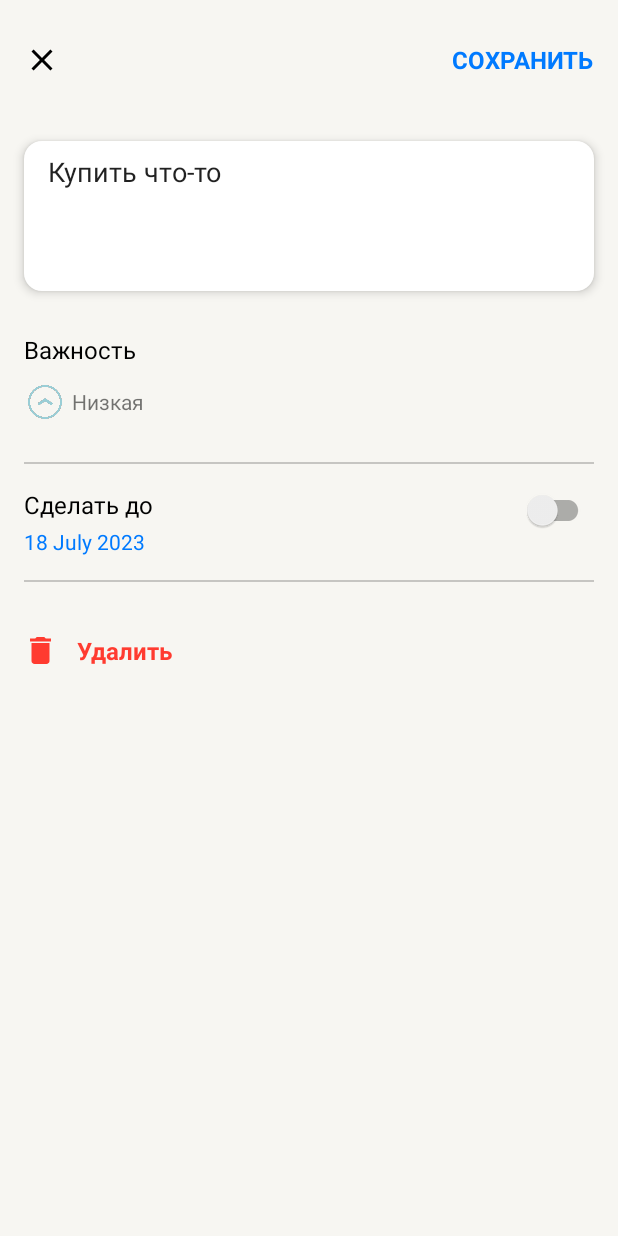
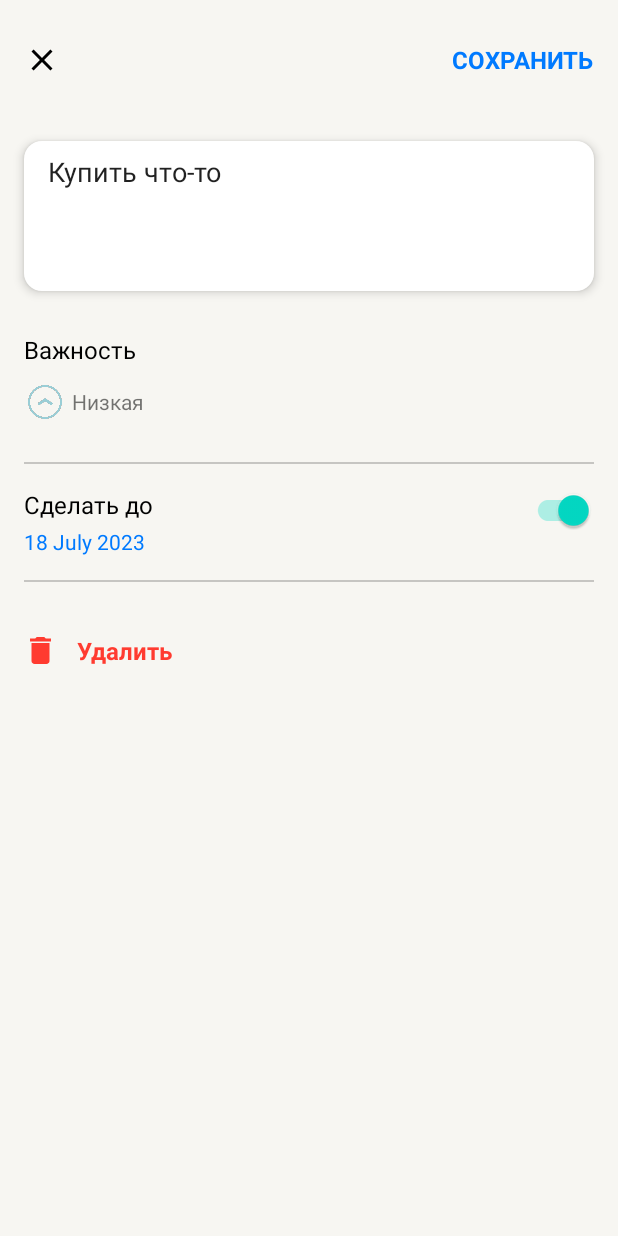
Before and after one commit to Mobile-Developement-School-23/android-todo-app-way-to-mars, an Android app: the screen it shows after launch (MainActivity), after a tap on "Информация, правка", on a phone screen of 412 x 824 dp. Run offline under Robolectric (Android 15) with nearby library versions, the light colour scheme and no system bars; Roboto replaces fonts that are not available here; 2 other taps on this screen came first.

Commit message:
Day 9 UI improvements

```diff
--- a/app/src/main/java/com/way2mars/kotlin/todoapp/screens/ScrollingFragment.kt
+++ b/app/src/main/java/com/way2mars/kotlin/todoapp/screens/ScrollingFragment.kt
@@ -11,13 +11,10 @@ import androidx.lifecycle.Observer
 import androidx.recyclerview.widget.LinearLayoutManager
 import com.google.android.material.snackbar.Snackbar
 import com.way2mars.kotlin.todoapp.R
-import com.way2mars.kotlin.todoapp.TodoApplication
 import com.way2mars.kotlin.todoapp.adapter.TodoItemActionListener
 import com.way2mars.kotlin.todoapp.adapter.TodoRecyclerAdapter
 import com.way2mars.kotlin.todoapp.databinding.FragmentScrollingBinding
 import com.way2mars.kotlin.todoapp.model.TodoItem
-import com.way2mars.kotlin.todoapp.model.TodoItemListener
-import com.way2mars.kotlin.todoapp.model.TodoItemsRepository
 import kotlin.properties.Delegates
 
 
@@ -57,7 +54,8 @@ class ScrollingFragment : Fragment() {
             }
 
             override fun onRemove(todoItem: TodoItem) {
-                Snackbar.make(binding.root, "Remove", Snackbar.LENGTH_SHORT).show()
+                Snackbar.make(binding.root, "Заметка удалена", Snackbar.LENGTH_SHORT).show()
+                Log.d(TAG, "adapter :: onRemove")
                 viewModel.removeItem(todoItem)
             }
 
@@ -75,7 +73,6 @@ class ScrollingFragment : Fragment() {
         binding.todoRecyclerView.layoutManager = layoutManager
         binding.todoRecyclerView.adapter = adapter
 
-
         // FAB listener
         binding.fab.setOnClickListener {
             Log.d(TAG, "FAB onClick")
@@ -83,8 +80,7 @@ class ScrollingFragment : Fragment() {
         }
 
         binding.eyeButton.setOnCheckedChangeListener{ view, isChecked ->
-            Snackbar.make(binding.root, "Eye button", Snackbar.LENGTH_LONG)
-                .setAction("Action", null).show()
+            Log.d(TAG, "Eye button - onCheckedChangeListener")
             viewModel.setFilter(isChecked)
             eyeState = isChecked
         }
--- a/app/src/main/java/com/way2mars/kotlin/todoapp/screens/TaskFragment.kt
+++ b/app/src/main/java/com/way2mars/kotlin/todoapp/screens/TaskFragment.kt
@@ -5,6 +5,7 @@ import android.os.Bundle
 import android.view.LayoutInflater
 import android.view.View
 import android.view.ViewGroup
+import androidx.appcompat.widget.SwitchCompat
 import androidx.core.os.bundleOf
 import androidx.fragment.app.Fragment
 import androidx.fragment.app.viewModels
@@ -41,36 +42,38 @@ class TaskFragment : Fragment() {
         binding = FragmentTaskBinding.inflate(layoutInflater, container, false)
 
         with(binding) {
+
+            spinnerAdapter = SpinnerAdapter(listOf(Importance.LOW, Importance.COMMON, Importance.HIGH)).
+            also { importanceSpinner.adapter = it }
+
             viewModel.task.observe(viewLifecycleOwner, Observer {
                 editTextTask.setText(it.text)
                 deadlineText.text = it.deadline.toFormatString()
+                deadlineSwitch.isChecked = it.deadline != null
+                importanceSpinner.setSelection(when(it.importance){
+                    Importance.LOW -> 0
+                    Importance.COMMON -> 1
+                    Importance.HIGH -> 2
+                })
+                // Paints delete button gray if .id is empty or makes it red and clickable
+                setDeleteButtonState(it.id.isNotEmpty())
             })
 
-            deleteButton.setOnClickListener {
-                // probably we should check the element
-                viewModel.removeTask()
-                contract().goBack()
+            deadlineSwitch.setOnCheckedChangeListener { compoundButton, isChecked ->
+                deadlineText.visibility = if (isChecked) View.VISIBLE else View.INVISIBLE
             }
-
-            deadlineSwitch.setOnCheckedChangeListener { compoundButton, isChecked ->
-                if (isChecked) {
+            deadlineSwitch.setOnClickListener {
+                val switch = it as SwitchCompat
+                Snackbar.make(binding.root, switch.isChecked.toString(), Snackbar.LENGTH_SHORT).show()
+                if (deadlineText.text.isEmpty())
                     calendarDialog(fromSwitch = true)
-                    deadlineText.visibility = View.VISIBLE
-                } else {
-                    deadlineText.visibility = View.INVISIBLE
-                }
             }
-
-            deadlineText.setOnClickListener { calendarDialog(fromSwitch = false) }
-
-            spinnerAdapter = SpinnerAdapter(
-                listOf(Importance.LOW, Importance.COMMON, Importance.HIGH)
-            )  // .context
-
-            importanceSpinner.adapter = spinnerAdapter
-
-            // Paints delete button gray if .id is empty or makes it red and clickable
-            setDeleteState((viewModel.task.value?.id?.length ?: 0) != 0)
+            deadlineText.setOnClickListener {
+                calendarDialog(fromSwitch = false)
+                Snackbar.make(binding.root, deadlineText.text.toString(), Snackbar.LENGTH_SHORT).show()
+            }
+            closeButton.setOnClickListener { contract().goBack() }
+            saveTask.setOnClickListener { saveTask() }
         }
         return binding.root
     }
@@ -98,10 +101,10 @@ class TaskFragment : Fragment() {
 
         val dialog = AlertDialog.Builder(this.context)
             .setView(dialogBinding.root)
-            .setNegativeButton("ОТМЕНА") { dialog, which ->
+            .setNegativeButton(getString(R.string.calendar_cancel)) { dialog, which ->
                 if (fromSwitch) binding.deadlineSwitch.isChecked = false
             }
-            .setPositiveButton("ГОТОВО") { _, _ ->
+            .setPositiveButton(getString(R.string.calendar_ok)) { _, _ ->
                 dateString?.let {
                     binding.deadlineText.text = it
                 }
@@ -124,18 +127,25 @@ class TaskFragment : Fragment() {
     }
 
     // Makes the "Button" active or inactive
-    private fun setDeleteState(state: Boolean) {
+    private fun setDeleteButtonState(state: Boolean) {
         val color = if (state) requireContext().getColor(R.color.red)
         else requireContext().getColor(R.color.color_light_gray)
         with(binding.deleteButton) {
             isClickable = state
-            tag = state
+           // tag = state
             setTextColor(color)
             compoundDrawables[0].setTint(color)
             if (state) setOnClickListener {
-                Snackbar.make(binding.root, "Delete", Snackbar.LENGTH_SHORT).show()
+                // probably we should check the element
+                viewModel.removeTask()
+                contract().goBack()
             }
         }
+    }
+
+    private fun saveTask(){
+
+        Snackbar.make(binding.root, "Not yet implemented", Snackbar.LENGTH_SHORT).show()
     }
 
     // TaskFragment takes parameters ScrollingFragment
--- a/app/src/main/java/com/way2mars/kotlin/todoapp/screens/TaskViewModel.kt
+++ b/app/src/main/java/com/way2mars/kotlin/todoapp/screens/TaskViewModel.kt
@@ -28,4 +28,9 @@ class TaskViewModel(
         repository.removeItem(todoItem)
     }
 
+    fun saveTask(){
+
+
+    }
+
 }
--- a/app/src/main/res/values/strings.xml
+++ b/app/src/main/res/values/strings.xml
@@ -27,5 +27,7 @@
     <string name="popup_menu_up">Вверх</string>
     <string name="popup_menu_down">Вниз</string>
     <string name="popup_menu_remove">Удалить</string>
+    <string name="calendar_cancel">ОТМЕНА</string>
+    <string name="calendar_ok">ГОТОВО</string>
 
 </resources>
```
